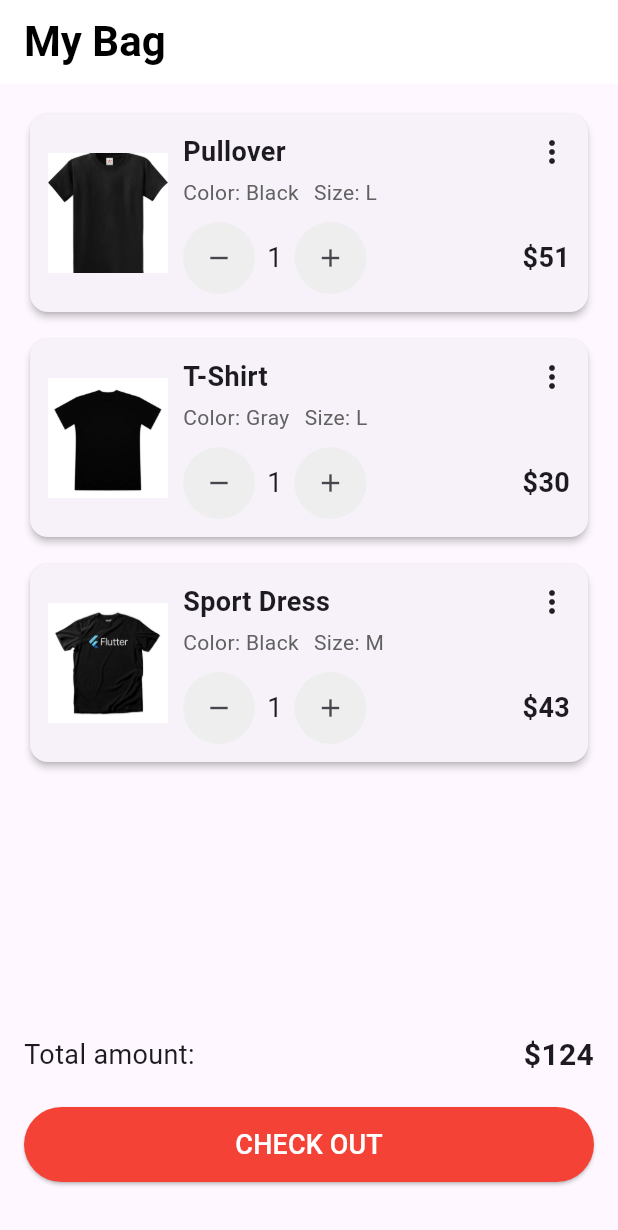
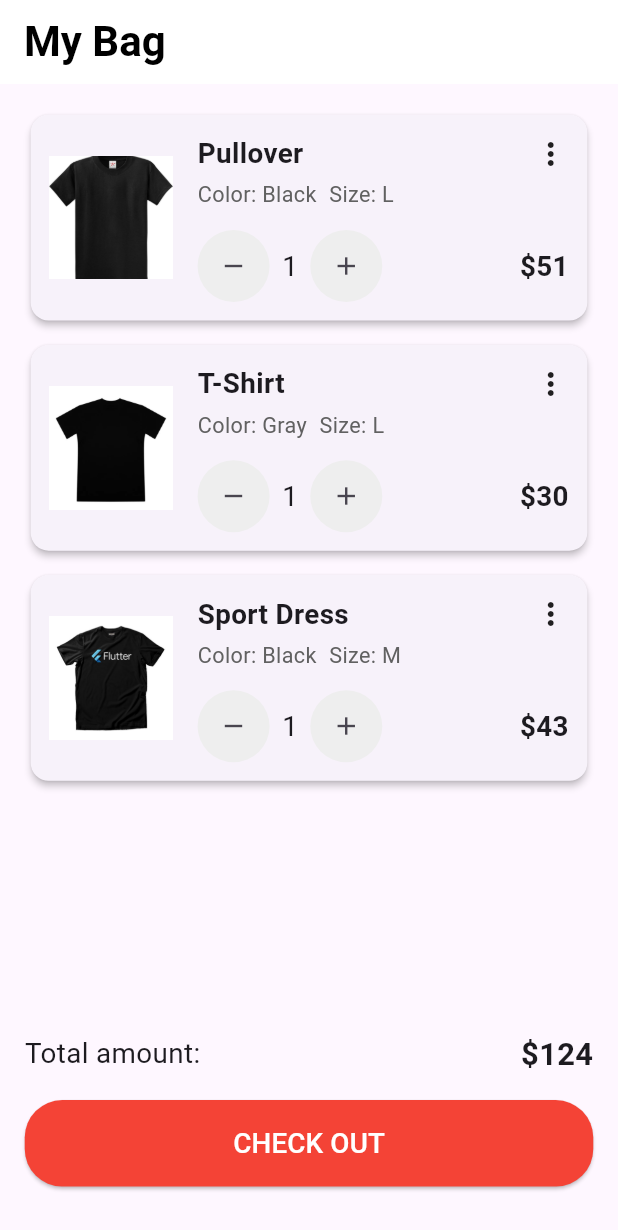
Before and after one commit to abdullahalmaruf1/assignment_module13, a Flutter app: the screen it shows after launch, on a phone screen of 412 x 824 dp. Shown: the top 1230 px of the screen. Run offline on Flutter 3.47's test engine with Material 3 defaults, Android fonts, the light colour scheme and no system bars.

Commit message:
responsive for all mobile devices

```diff
--- a/lib/main.dart
+++ b/lib/main.dart
@@ -47,6 +47,10 @@ class _MyBagScreenState extends State<MyBagScreen> {
 
   @override
   Widget build(BuildContext context) {
+    // Get screen dimensions for responsiveness
+    final screenWidth = MediaQuery.of(context).size.width;
+    final screenHeight = MediaQuery.of(context).size.height;
+
     return Scaffold(
       appBar: AppBar(
         backgroundColor: Colors.white,
@@ -61,85 +65,110 @@ class _MyBagScreenState extends State<MyBagScreen> {
         ),
       ),
       body: Padding(
-        padding: const EdgeInsets.all(16.0),
+        padding: EdgeInsets.all(screenWidth * 0.04), // Responsive padding
         child: Column(
           children: [
             // Pullover item
-            buildCartItem('Pullover', 'Black', 'L', pulloverPrice, pulloverQty,
-                pulloverImage, (newQty) {
+            buildCartItem(
+              'Pullover',
+              'Black',
+              'L',
+              pulloverPrice,
+              pulloverQty,
+              pulloverImage,
+                  (newQty) {
                 setState(() {
                   pulloverQty = newQty;
                 });
-                }),
-            const SizedBox(height: 10),
+              },
+              screenWidth,
+            ),
+            SizedBox(height: screenHeight * 0.01), // Responsive spacing
             // T-Shirt item
-            buildCartItem('T-Shirt', 'Gray', 'L', tShirtPrice, tShirtQty,
-                tShirtImage, (newQty) {
+            buildCartItem(
+              'T-Shirt',
+              'Gray',
+              'L',
+              tShirtPrice,
+              tShirtQty,
+              tShirtImage,
+                  (newQty) {
                 setState(() {
                   tShirtQty = newQty;
                 });
-                }),
-            const SizedBox(height: 10),
+              },
+              screenWidth,
+            ),
+            SizedBox(height: screenHeight * 0.01), // Responsive spacing
             // Sport Dress item
-            buildCartItem('Sport Dress', 'Black', 'M', sportDressPrice,
-                sportDressQty, sportDressImage, (newQty) {
+            buildCartItem(
+              'Sport Dress',
+              'Black',
+              'M',
+              sportDressPrice,
+              sportDressQty,
+              sportDressImage,
+                  (newQty) {
                 setState(() {
                   sportDressQty = newQty;
                 });
-                }),
+              },
+              screenWidth,
+            ),
             const Spacer(),
             // Total amount and Checkout button
-            // Total amount and Checkout button
             Padding(
-              padding: const EdgeInsets.symmetric(vertical: 20),
+              padding: EdgeInsets.symmetric(vertical: screenHeight * 0.02), // Responsive padding
               child: Column(
                 children: [
                   Row(
                     mainAxisAlignment: MainAxisAlignment.spaceBetween,
                     children: [
-                      const Text(
+                      Text(
                         'Total amount:',
-                        style: TextStyle(fontSize: 18),
+                        style: TextStyle(fontSize: screenWidth * 0.045), // Responsive font size
                       ),
                       Text(
-                        '\$${totalAmount}',
-                        style: TextStyle(fontSize: 20, fontWeight: FontWeight.bold),
+                        '\$$totalAmount',
+                        style: TextStyle(
+                          fontSize: screenWidth * 0.05, // Responsive font size
+                          fontWeight: FontWeight.bold,
+                        ),
                       ),
                     ],
                   ),
-                  const SizedBox(height: 20),
-                  // Updated Checkout button
+                  SizedBox(height: screenHeight * 0.02), // Responsive spacing
+                  // Responsive Checkout button
                   SizedBox(
-                    width: double.infinity,  // Make button full width
-                    height: 50,              // Fixed height for the button
+                    width: double.infinity, // Full width
+                    height: screenHeight * 0.07, // Responsive height
                     child: ElevatedButton(
                       style: ElevatedButton.styleFrom(
-                        backgroundColor: Colors.red,  // Button color
+                        backgroundColor: Colors.red, // Button color
                         shape: RoundedRectangleBorder(
-                          borderRadius: BorderRadius.circular(25),  // Rounded edges
+                          borderRadius: BorderRadius.circular(25), // Rounded edges
                         ),
                       ),
                       onPressed: () {
-                        // Show snackbar on pressing Checkout
+                        // Show snack bar on pressing Checkout
                         ScaffoldMessenger.of(context).showSnackBar(
                           const SnackBar(
                             content: Text('Congratulations on your purchase!'),
                           ),
                         );
                       },
-                      child: const Text(
+                      child: Text(
                         'CHECK OUT',
                         style: TextStyle(
-                          fontSize: 18,
-                          color: Colors.white,  // Text color
+                          fontSize: screenWidth * 0.045, // Responsive font size
+                          color: Colors.white, // Text color
                         ),
                       ),
                     ),
                   ),
                 ],
               ),
-            ),
-
+            )
           ],
         ),
       ),
@@ -148,12 +177,12 @@ class _MyBagScreenState extends State<MyBagScreen> {
 
   // Function to build each cart item with card layout
   Widget buildCartItem(String name, String color, String size, int price,
-      int quantity, String imageUrl, Function(int) onQuantityChanged) {
+      int quantity, String imageUrl, Function(int) onQuantityChanged, double screenWidth) {
     return Card(
       shape: RoundedRectangleBorder(borderRadius: BorderRadius.circular(12)),
       elevation: 2,
       child: Padding(
-        padding: const EdgeInsets.all(12),
+        padding: EdgeInsets.all(screenWidth * 0.03), // Responsive padding
         child: Row(
           crossAxisAlignment: CrossAxisAlignment.center,
           mainAxisAlignment: MainAxisAlignment.spaceBetween,
@@ -161,11 +190,11 @@ class _MyBagScreenState extends State<MyBagScreen> {
             // Image for the item
             Image.asset(
               imageUrl,
-              width: 80,
-              height: 80,
+              width: screenWidth * 0.2, // Responsive image size
+              height: screenWidth * 0.2,
               fit: BoxFit.cover,
             ),
-            const SizedBox(width: 10),
+            SizedBox(width: screenWidth * 0.04), // Responsive spacing
             // Item details
             Expanded(
               child: Column(
@@ -176,29 +205,31 @@ class _MyBagScreenState extends State<MyBagScreen> {
                     children: [
                       Text(
                         name,
-                        style: const TextStyle(
-                            fontSize: 18, fontWeight: FontWeight.bold),
+                        style: TextStyle(
+                          fontSize: screenWidth * 0.045, // Responsive font size
+                          fontWeight: FontWeight.bold,
+                        ),
                       ),
                       // Three-dot icon without any action
                       const Icon(Icons.more_vert),
                     ],
                   ),
-                  const SizedBox(height: 4),
+                  SizedBox(height: screenWidth * 0.01), // Responsive spacing
                   // Color and Size in a row
                   Row(
                     children: [
                       Text(
                         'Color: $color',
-                        style: TextStyle(fontSize: 14, color: Colors.grey[700]),
+                        style: TextStyle(fontSize: screenWidth * 0.035, color: Colors.grey[700]),
                       ),
-                      const SizedBox(width: 10),
+                      SizedBox(width: screenWidth * 0.02), // Responsive spacing
                       Text(
                         'Size: $size',
-                        style: TextStyle(fontSize: 14, color: Colors.grey[700]),
+                        style: TextStyle(fontSize: screenWidth * 0.035, color: Colors.grey[700]),
                       ),
                     ],
                   ),
-                  const SizedBox(height: 10),
+                  SizedBox(height: screenWidth * 0.03), // Responsive spacing
                   // Quantity, price in a row
                   Row(
                     children: [
@@ -208,10 +239,10 @@ class _MyBagScreenState extends State<MyBagScreen> {
                         }
                       }),
                       Padding(
-                        padding: const EdgeInsets.symmetric(horizontal: 8.0),
+                        padding: EdgeInsets.symmetric(horizontal: screenWidth * 0.02), // Responsive spacing
                         child: Text(
                           '$quantity',
-                          style: const TextStyle(fontSize: 18),
+                          style: TextStyle(fontSize: screenWidth * 0.045), // Responsive font size
                         ),
                       ),
                       buildQuantityButton(Icons.add, () {
@@ -220,8 +251,10 @@ class _MyBagScreenState extends State<MyBagScreen> {
                       const Spacer(),
                       Text(
                         '\$${price * quantity}',
-                        style: const TextStyle(
-                            fontSize: 18, fontWeight: FontWeight.bold),
+                        style: TextStyle(
+                          fontSize: screenWidth * 0.045, // Responsive font size
+                          fontWeight: FontWeight.bold,
+                        ),
                       ),
                     ],
                   ),
```
Lines whose indentation alone changed are shown as unchanged.
